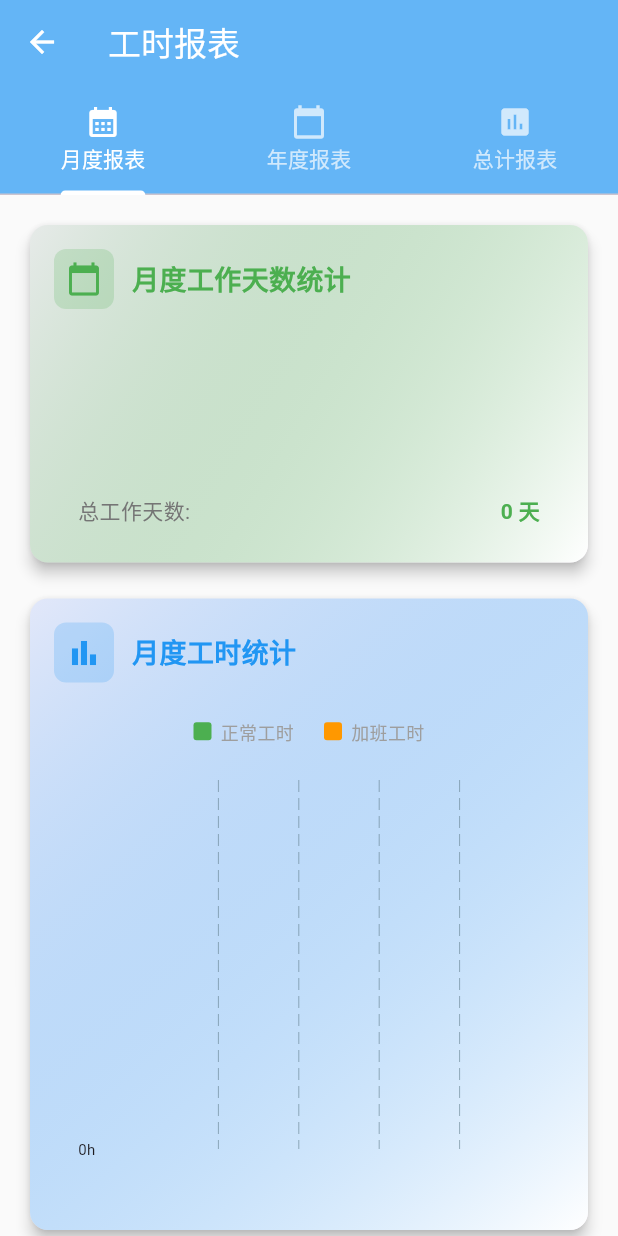
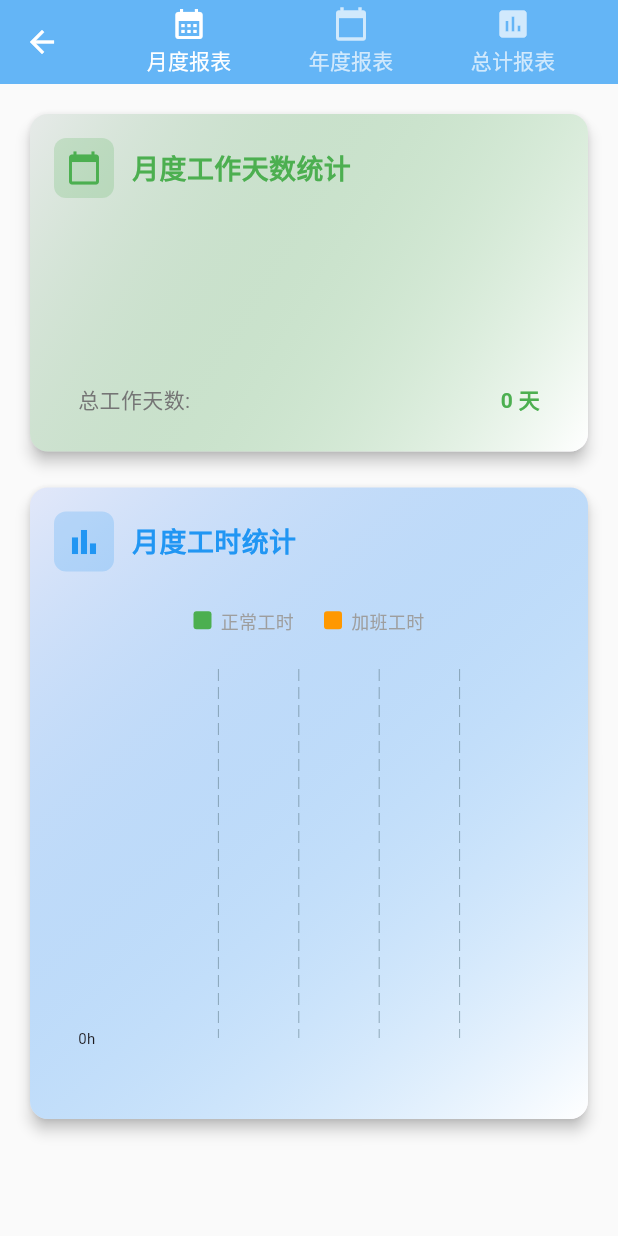
Before and after one commit to One-Mio/OneOS-Flutter, a Flutter app: the WorkingHoursReportsPage screen opened directly, on a phone screen of 412 x 824 dp. Run offline on Flutter 3.47's test engine with Material 3 defaults, Android fonts, the phone set to English and light mode, and no system bars; drawn by our look-alikes of fl_chart; our stand-ins replace device_info_plus, get, pocketbase, shared_preferences; accounts and stored records are empty; network calls fail.

Commit message:
优化工时报表页面布局
- 去掉工时报表页面的标题文字
- 将TabBar从AppBar的bottom位置移到title位置
- 简化页面头部布局，提升用户体验

```diff
--- a/lib/pages/working_hours_reports_page.dart
+++ b/lib/pages/working_hours_reports_page.dart
@@ -35,11 +35,10 @@ class _WorkingHoursReportsPageState extends State<WorkingHoursReportsPage>
     return Scaffold(
       backgroundColor: Colors.grey.shade50,
       appBar: AppBar(
-        title: const Text('工时报表'),
         backgroundColor: Colors.blue.shade300,
         foregroundColor: Colors.white,
         elevation: 0,
-        bottom: TabBar(
+        title: TabBar(
           controller: _tabController,
           indicatorColor: Colors.white,
           labelColor: Colors.white,
```
